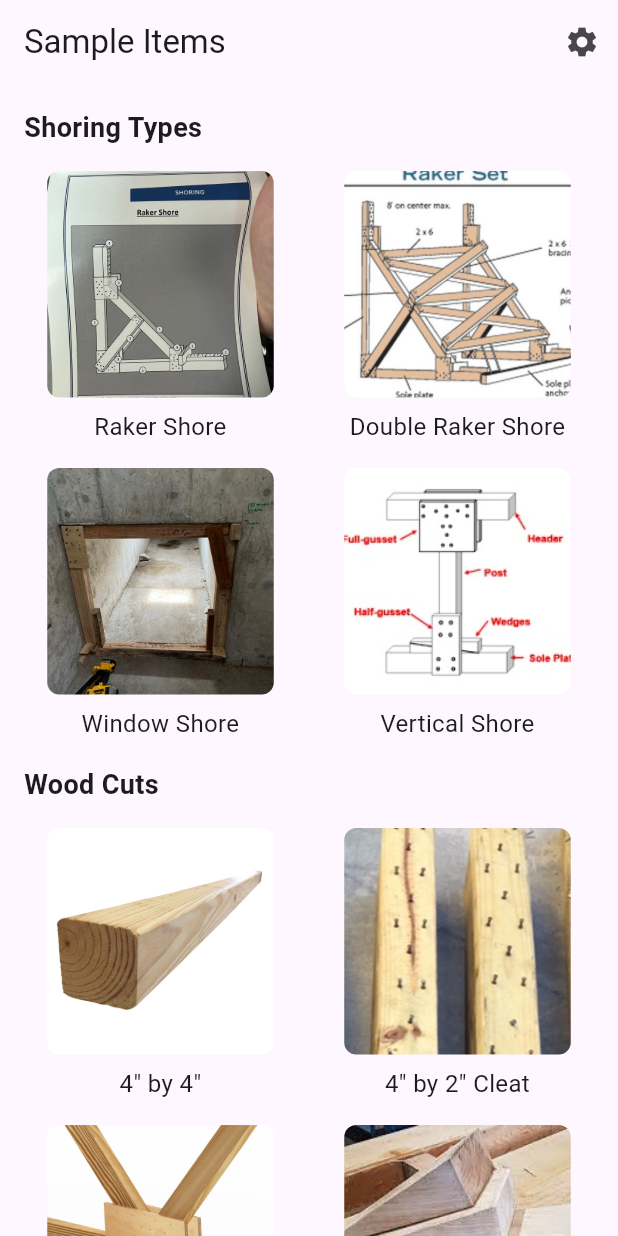
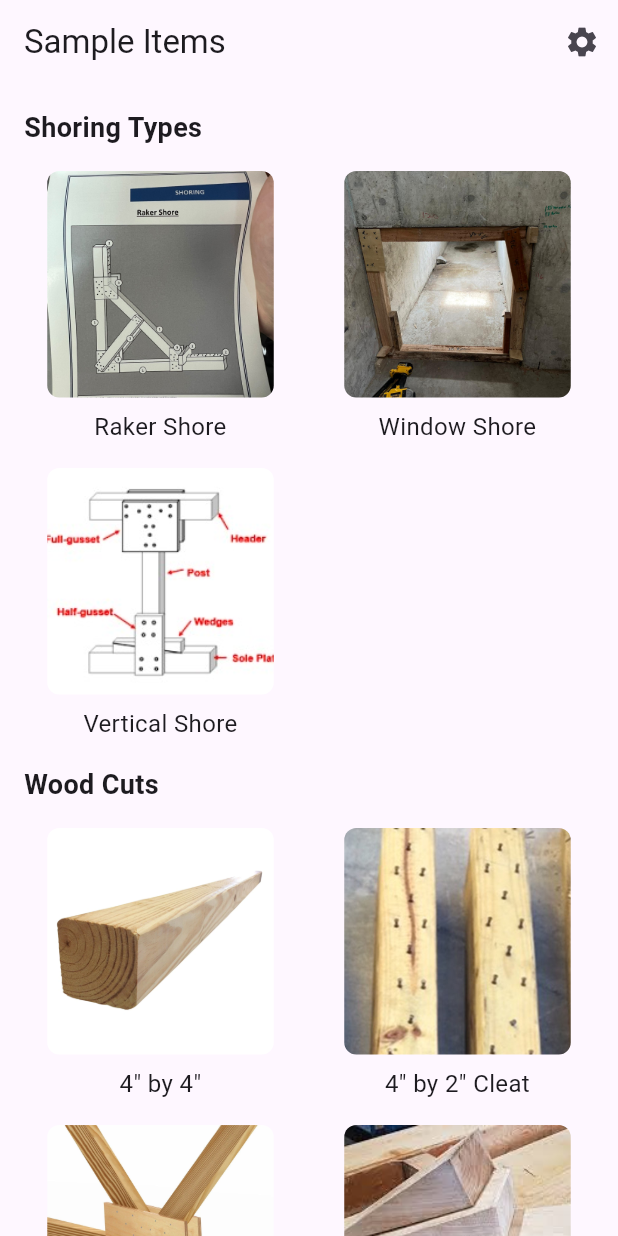
Before and after one commit to DivyWaren/shoring_for_dummies, a Flutter app: the screen it shows after launch, on a phone screen of 412 x 824 dp. Run offline on Flutter 3.47's test engine with Material 3 defaults, Android fonts, the phone set to English and light mode, and no system bars; generated files the repository leaves out were written again.

Commit message:
removed double raker shore item from data.dart

```diff
--- a/lib/src/data/data.dart
+++ b/lib/src/data/data.dart
@@ -7,15 +7,6 @@ const shoringTypes = [
       '''Step 1: Use 3 x (4" x 4") to erect 1 x wall plate, 1 x sole plate and 1 x raker
       \nStep 2: Attach 2 x (4" x 2") cleats and wedge 1 x (4" x 2") at the sole plate
       \nStep 3: Secure the shore using 4 x (12" x 12") gussets and 2 x (6" x 12") ½ gussets and 2 x (4" x 2") for midpoint braces
-      '''
-  },
-  {
-    'title': 'Double Raker Shore',
-    'image': 'assets/images/double_raker_shore.jpg',
-    'description': 'it is a double raker shore',
-    'usage':
-      '''Step 1: Construct 2 x raker shores
-      \nStep 2: Secure the shores using 4 x (4" x 2") braces to enhance the length
       '''
   },
   {
```
